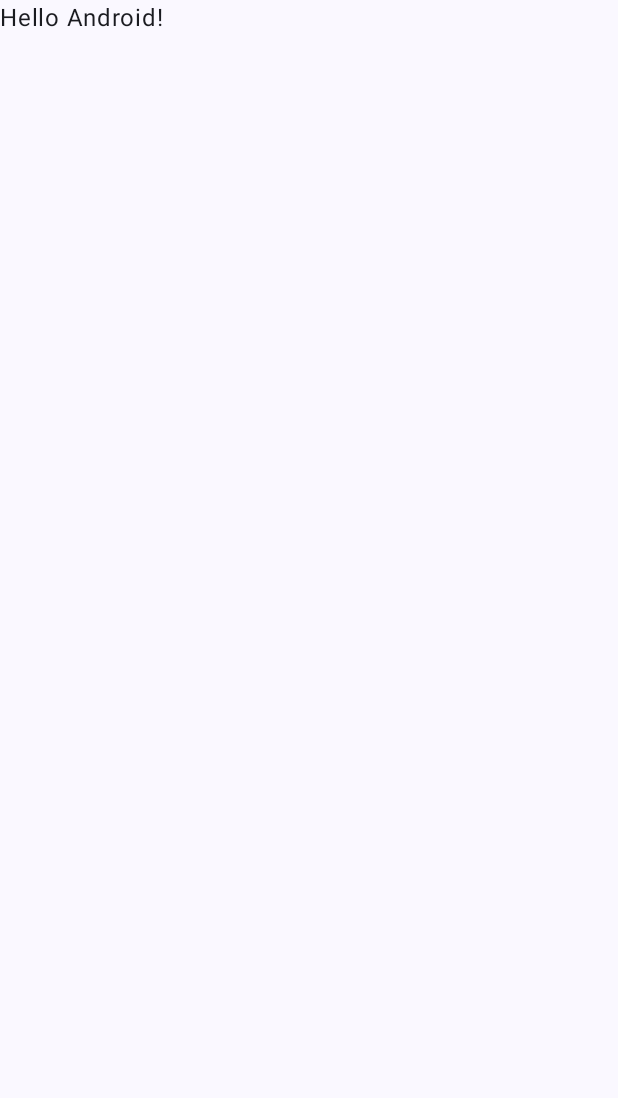
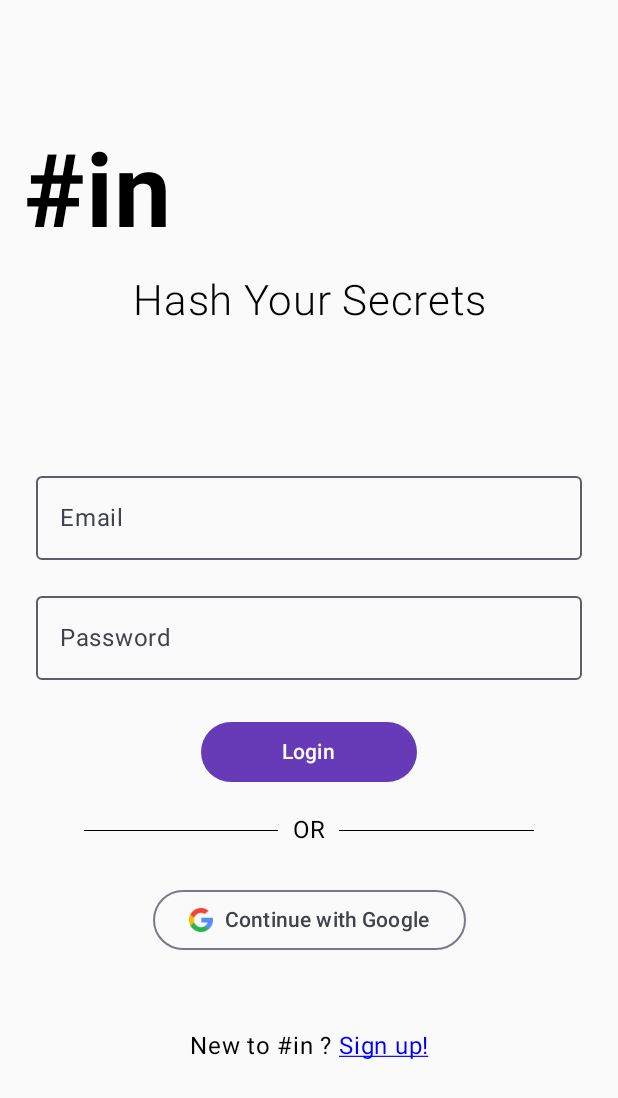
Before and after one commit to KaranJoshi1208/Hashin, an Android app built with Jetpack Compose: the screen it shows after launch (MainActivity), on a phone screen of 412 x 824 dp. Before the commit the part shown is almost empty. Shown: the top 1098 px of the screen. Run offline under Robolectric (Android 15) with nearby library versions, the phone set to English and light mode, and no system bars.

Commit message:
✔️Ln Screen UI

```diff
--- a/app/src/main/java/com/karan/hashin/MainActivity.kt
+++ b/app/src/main/java/com/karan/hashin/MainActivity.kt
@@ -11,6 +11,7 @@ import androidx.compose.material3.Text
 import androidx.compose.runtime.Composable
 import androidx.compose.ui.Modifier
 import androidx.compose.ui.tooling.preview.Preview
+import com.karan.hashin.screens.AuthScreen
 import com.karan.hashin.ui.theme.HashinTheme
 
 class MainActivity : ComponentActivity() {
@@ -19,29 +20,8 @@ class MainActivity : ComponentActivity() {
         enableEdgeToEdge()
         setContent {
             HashinTheme {
-                Scaffold(modifier = Modifier.fillMaxSize()) { innerPadding ->
-                    Greeting(
-                        name = "Android",
-                        modifier = Modifier.padding(innerPadding)
-                    )
-                }
+                AuthScreen()
             }
         }
     }
 }
-
-@Composable
-fun Greeting(name: String, modifier: Modifier = Modifier) {
-    Text(
-        text = "Hello $name!",
-        modifier = modifier
-    )
-}
-
-@Preview(showBackground = true)
-@Composable
-fun GreetingPreview() {
-    HashinTheme {
-        Greeting("Android")
-    }
-}
--- /dev/null
+++ b/app/src/main/java/com/karan/hashin/screens/Auth.kt
@@ -0,0 +1,187 @@
+package com.karan.hashin.screens
+
+import androidx.annotation.DrawableRes
+import androidx.compose.foundation.Image
+import androidx.compose.foundation.background
+import com.karan.hashin.R
+import androidx.compose.foundation.layout.Arrangement
+import androidx.compose.runtime.getValue
+import androidx.compose.runtime.setValue
+import androidx.compose.foundation.layout.Box
+import androidx.compose.foundation.layout.Column
+import androidx.compose.foundation.layout.Row
+import androidx.compose.foundation.layout.Spacer
+import androidx.compose.foundation.layout.fillMaxHeight
+import androidx.compose.foundation.layout.fillMaxSize
+import androidx.compose.foundation.layout.fillMaxWidth
+import androidx.compose.foundation.layout.height
+import androidx.compose.foundation.layout.navigationBarsPadding
+import androidx.compose.foundation.layout.padding
+import androidx.compose.foundation.layout.size
+import androidx.compose.foundation.layout.width
+import androidx.compose.foundation.shape.RoundedCornerShape
+import androidx.compose.foundation.text.BasicTextField
+import androidx.compose.material.icons.Icons
+import androidx.compose.material.icons.filled.AccountCircle
+import androidx.compose.material3.Button
+import androidx.compose.material3.ButtonDefaults
+import androidx.compose.material3.Divider
+import androidx.compose.material3.Icon
+import androidx.compose.material3.OutlinedButton
+import androidx.compose.material3.OutlinedTextField
+import androidx.compose.material3.Text
+import androidx.compose.material3.TextField
+import androidx.compose.runtime.Composable
+import androidx.compose.runtime.mutableStateOf
+import androidx.compose.runtime.remember
+import androidx.compose.ui.Alignment
+import androidx.compose.ui.Modifier
+import androidx.compose.ui.graphics.Color
+import androidx.compose.ui.graphics.RectangleShape
+import androidx.compose.ui.graphics.vector.ImageVector
+import androidx.compose.ui.res.painterResource
+import androidx.compose.ui.res.vectorResource
+import androidx.compose.ui.text.TextStyle
+import androidx.compose.ui.text.font.FontStyle
+import androidx.compose.ui.text.font.FontWeight
+import androidx.compose.ui.text.input.PasswordVisualTransformation
+import androidx.compose.ui.text.style.TextAlign
+import androidx.compose.ui.text.style.TextDecoration
+import androidx.compose.ui.tooling.preview.Preview
+import androidx.compose.ui.unit.dp
+import androidx.compose.ui.unit.sp
+import com.karan.hashin.ui.theme.HashinTheme
+
+@Composable
+fun AuthScreen(modifier: Modifier = Modifier) {
+
+    Box(
+        modifier = modifier
+            .fillMaxSize()
+    ) {
+        Column(
+            modifier = Modifier
+                .padding(top = 88.dp)
+                .fillMaxSize()
+        ) {
+            Text(
+                text = "#in",
+                fontSize = 68.sp,
+                fontWeight = FontWeight.Bold,
+                modifier = Modifier
+                    .padding(start = 16.dp)
+            )
+            Text(
+                text = "Hash Your Secrets",
+                fontSize = 28.sp,
+                fontWeight = FontWeight.W300,
+                textAlign = TextAlign.Center,
+                modifier = Modifier
+                    .fillMaxWidth()
+                    .padding(top = 16.dp)
+            )
+
+            SignIn(Modifier.padding(top = 92.dp))
+        }
+    }
+}
+
+@Composable
+fun SignIn(modifier: Modifier = Modifier) {
+    var email by remember { mutableStateOf("") }
+    var pass by remember { mutableStateOf("") }
+
+    Column(
+        horizontalAlignment = Alignment.CenterHorizontally,
+        verticalArrangement = Arrangement.spacedBy(16.dp),
+        modifier = modifier
+            .fillMaxWidth()
+            .padding(horizontal = 24.dp)
+    ) {
+        OutlinedTextField(
+            value = email,
+            onValueChange = { email = it },
+            label = { Text("Email") },
+            singleLine = true,
+            modifier = Modifier.fillMaxWidth()
+        )
+
+        OutlinedTextField(
+            value = pass,
+            onValueChange = { pass = it },
+            label = { Text("Password") },
+            singleLine = true,
+            visualTransformation = PasswordVisualTransformation(),
+            modifier = Modifier.fillMaxWidth()
+        )
+
+        Button(
+            onClick = { /* Handle click */ },
+            modifier = Modifier
+                .padding(top = 8.dp)
+                .width(144.dp),
+            colors = ButtonDefaults.buttonColors(
+                containerColor = Color(0xFF673AB7),
+                contentColor = Color.White
+            ),
+            shape = RoundedCornerShape(size = 20.dp)
+        ) {
+            Text("Login")
+        }
+
+//        Spacer(modifier = Modifier.height(8.dp))
+
+        Row(
+            verticalAlignment = Alignment.CenterVertically,
+            modifier = Modifier
+                .fillMaxWidth()
+                .padding(horizontal = 32.dp)
+        ) {
+            Spacer(Modifier.weight(1f).height(0.5.dp).background(color = Color.Black))
+            Text("  OR  ", textAlign = TextAlign.Center)
+            Spacer(Modifier.weight(1f).height(0.5.dp).background(color = Color.Black))
+        }
+
+        OutlinedButton(
+            onClick = { /* TODO(handle Google login) */ },
+            modifier = Modifier
+//                .fillMaxWidth()
+                .padding(top = 8.dp)
+        ) {
+            Image(
+                painter = painterResource(id = R.drawable.google),
+                contentDescription = "Google",
+                modifier = Modifier
+                    .size(16.dp)
+            )
+            Spacer(modifier = Modifier.width(8.dp))
+            Text("Continue with Google")
+        }
+
+        Row(
+            verticalAlignment = Alignment.CenterVertically,
+            horizontalArrangement = Arrangement.Center,
+            modifier = Modifier
+                .fillMaxWidth()
+                .padding(horizontal = 32.dp)
+                .padding(top = 32.dp)
+        ) {
+
+            Text("New to #in ? ", textAlign = TextAlign.Center)
+            Text(
+                text = "Sign up!",
+                textAlign = TextAlign.Center,
+                color = Color.Blue,
+                textDecoration = TextDecoration.Underline
+            )
+        }
+    }
+}
+
+@Preview(showSystemUi = true, showBackground = true)
+@Composable
+private fun AuthPreview() {
+    HashinTheme {
+        AuthScreen()
+    }
+}
```
Also changed, not shown: app/src/main/res/drawable/google.png (added).
